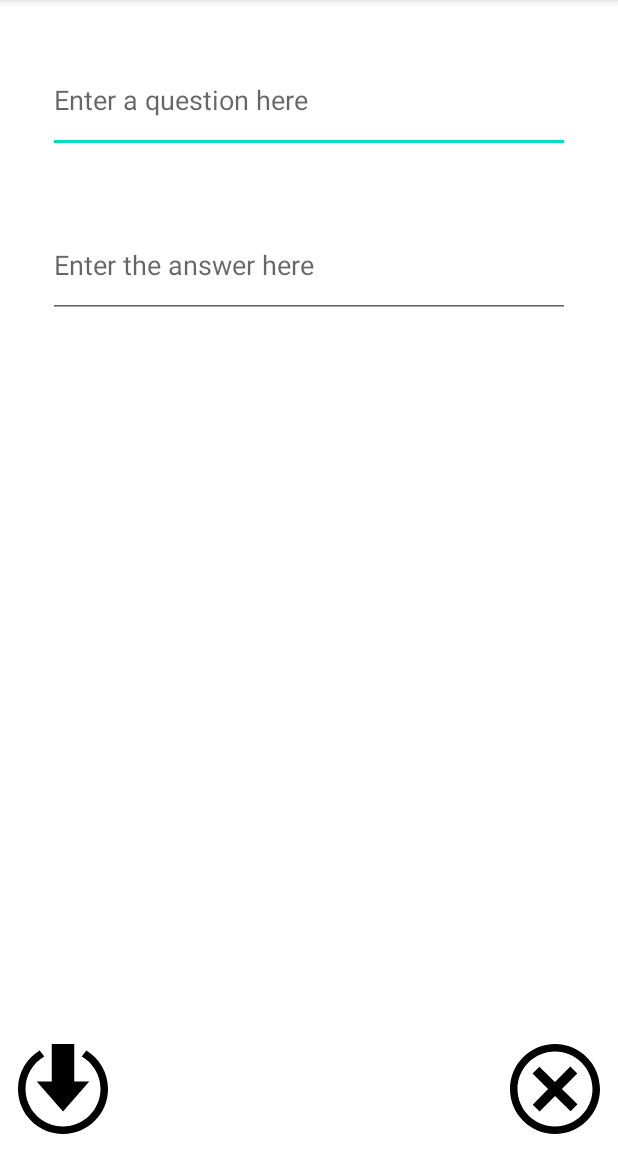
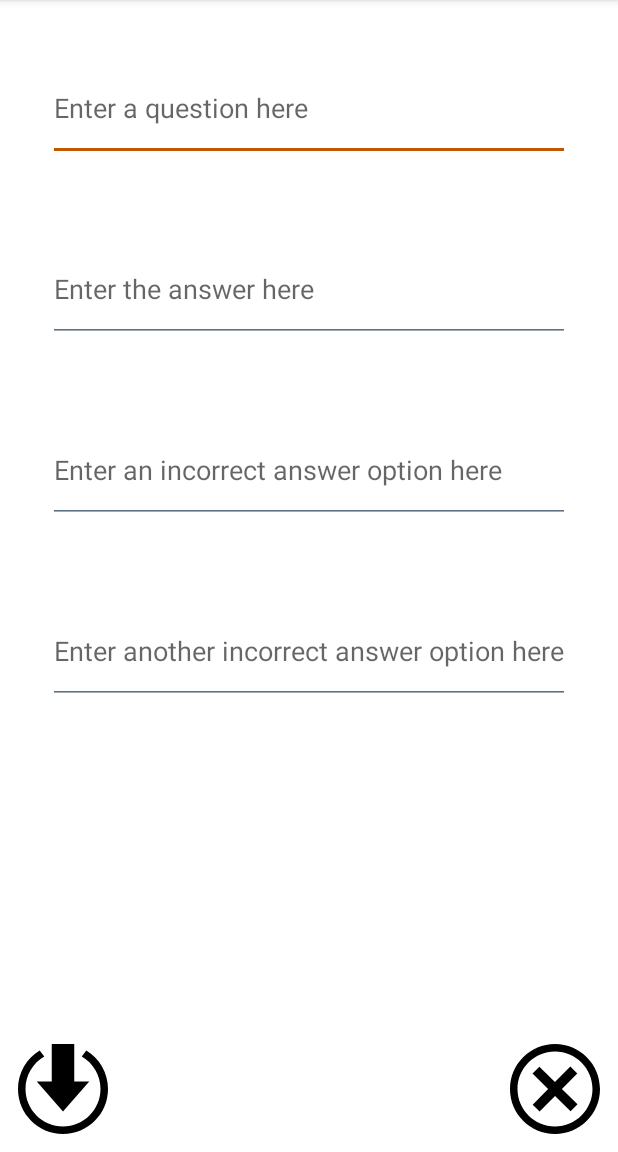
Before and after one commit to BenStormer/FlashcardApp, an Android app: the AddCardActivity screen opened directly, with no data from a screen before it, on a phone screen of 412 x 824 dp, the part 84-1236 px from its top. Run offline under Robolectric (Android 15) with nearby library versions, the phone set to English and light mode, and no system bars.

Commit message:
Lab 2 - Required activities completed, and all optional

```diff
--- a/app/src/main/java/com/example/bensflashcardapp/AddCardActivity.java
+++ b/app/src/main/java/com/example/bensflashcardapp/AddCardActivity.java
@@ -21,16 +21,20 @@ public class AddCardActivity extends AppCompatActivity {
         ImageView saveButton = findViewById(R.id.save_button);
         String initialQuestion = getIntent().getStringExtra("initial_question");
         String initialAnswer = getIntent().getStringExtra("initial_answer");
+        String initialWrongChoice1 = getIntent().getStringExtra("initial_wrong_choice1");
+        String initialWrongChoice2 = getIntent().getStringExtra("initial_wrong_choice2");
         EditText question = findViewById(R.id.add_question);
         EditText answer = findViewById(R.id.add_answer);
+        EditText wrongChoice1 = findViewById(R.id.add_choice1);
+        EditText wrongChoice2 = findViewById(R.id.add_choice2);
         question.setText(initialQuestion);
         answer.setText(initialAnswer);
+        wrongChoice1.setText(initialWrongChoice1);
+        wrongChoice2.setText(initialWrongChoice2);
 
         cancelButton.setOnClickListener(new View.OnClickListener() {
             @Override
-            public void onClick(View v) {
-                finish();
-            }
+            public void onClick(View v) { finish(); }
         });
 
         saveButton.setOnClickListener(new View.OnClickListener() {
@@ -38,11 +42,14 @@ public class AddCardActivity extends AppCompatActivity {
             public void onClick(View v) {
                 String new_question = question.getText().toString();
                 String new_answer = answer.getText().toString();
+                String wrong_choice1 = wrongChoice1.getText().toString();
+                String wrong_choice2 = wrongChoice2.getText().toString();
                 Boolean empty = Boolean.TRUE;
                 while (empty == Boolean.TRUE) {
-                    if (new_question.isEmpty() || new_answer.isEmpty()) {
-                        Toast.makeText(getApplicationContext(), "Must enter both Question" +
-                                " and Answer!", Toast.LENGTH_SHORT).show();
+                    if (new_question.isEmpty() || new_answer.isEmpty()
+                            || wrong_choice1.isEmpty() || wrong_choice2.isEmpty()) {
+                        Toast.makeText(getApplicationContext(), "Must enter values for all " +
+                                "empty fields", Toast.LENGTH_SHORT).show();
                         return;
                     } else {
                         empty = Boolean.FALSE;
@@ -51,6 +58,8 @@ public class AddCardActivity extends AppCompatActivity {
                 Intent data = new Intent();
                 data.putExtra("new_question", new_question);
                 data.putExtra("new_answer", new_answer);
+                data.putExtra("wrong_choice1", wrong_choice1);
+                data.putExtra("wrong_choice2", wrong_choice2);
                 setResult(RESULT_OK, data);
                 finish();
             }
--- a/app/src/main/res/layout/activity_add_card.xml
+++ b/app/src/main/res/layout/activity_add_card.xml
@@ -1,6 +1,7 @@
 <?xml version="1.0" encoding="utf-8"?>
 <RelativeLayout xmlns:android="http://schemas.android.com/apk/res/android"
     xmlns:tools="http://schemas.android.com/tools"
+    xmlns:app="http://schemas.android.com/apk/res-auto"
     android:layout_width="match_parent"
     android:layout_height="match_parent"
     android:padding="12dp"
@@ -12,11 +13,14 @@
         android:layout_width="match_parent"
         android:layout_height="70dp"
         android:layout_marginStart="20dp"
-        android:layout_marginTop="20dp"
         android:layout_marginEnd="20dp"
-        android:layout_marginBottom="20dp"
+        android:layout_marginTop="25dp"
+        android:layout_marginBottom="25dp"
         android:inputType="textMultiLine"
+        android:theme="@style/edit_text_theme"
+        android:ems="10"
         android:hint="Enter a question here"/>
+
 
     <EditText
         android:id="@+id/add_answer"
@@ -24,11 +28,42 @@
         android:layout_width="match_parent"
         android:layout_height="70dp"
         android:layout_marginStart="20dp"
-        android:layout_marginTop="20dp"
         android:layout_marginEnd="20dp"
-        android:layout_marginBottom="20dp"
+        android:layout_marginTop="25dp"
+        android:layout_marginBottom="25dp"
         android:inputType="textMultiLine"
+        android:theme="@style/edit_text_theme"
+        android:ems="10"
         android:hint="Enter the answer here"/>
+
+    <EditText
+        android:id="@+id/add_choice1"
+        android:layout_below="@id/add_answer"
+        android:layout_width="match_parent"
+        android:layout_height="70dp"
+        android:layout_marginStart="20dp"
+        android:layout_marginEnd="20dp"
+        android:layout_marginTop="25dp"
+        android:layout_marginBottom="25dp"
+        android:inputType="textMultiLine"
+        android:theme="@style/edit_text_theme"
+        android:ems="10"
+        android:hint="Enter an incorrect answer option here"/>
+
+    <EditText
+        android:id="@+id/add_choice2"
+        android:layout_below="@id/add_choice1"
+        android:layout_width="match_parent"
+        android:layout_height="70dp"
+        android:layout_marginStart="20dp"
+        android:layout_marginEnd="20dp"
+        android:layout_marginTop="25dp"
+        android:layout_marginBottom="25dp"
+        android:inputType="textMultiLine"
+        android:theme="@style/edit_text_theme"
+        android:ems="10"
+        android:hint="Enter another incorrect answer option here"/>
+
 
     <ImageView
         android:id="@+id/cancel_button"
@@ -46,5 +81,4 @@
         android:layout_alignParentStart="true"
         android:src="@drawable/save_button"/>
 
-
 </RelativeLayout>
--- /dev/null
+++ b/app/src/main/res/values/styles.xml
@@ -0,0 +1,9 @@
+<?xml version="1.0" encoding="utf-8"?>
+<resources>
+    <style name="edit_text_theme">
+        <item name="colorControlNormal">@color/blue_grey</item>
+        <item name="colorControlActivated">@color/ut_orange</item>
+        <item name="colorControlHighlight">@color/light_yellow</item>
+    </style>
+
+</resources>
```
Also changed, not shown: app/src/main/java/com/example/bensflashcardapp/MainActivity.java (+40 -9 lines).
